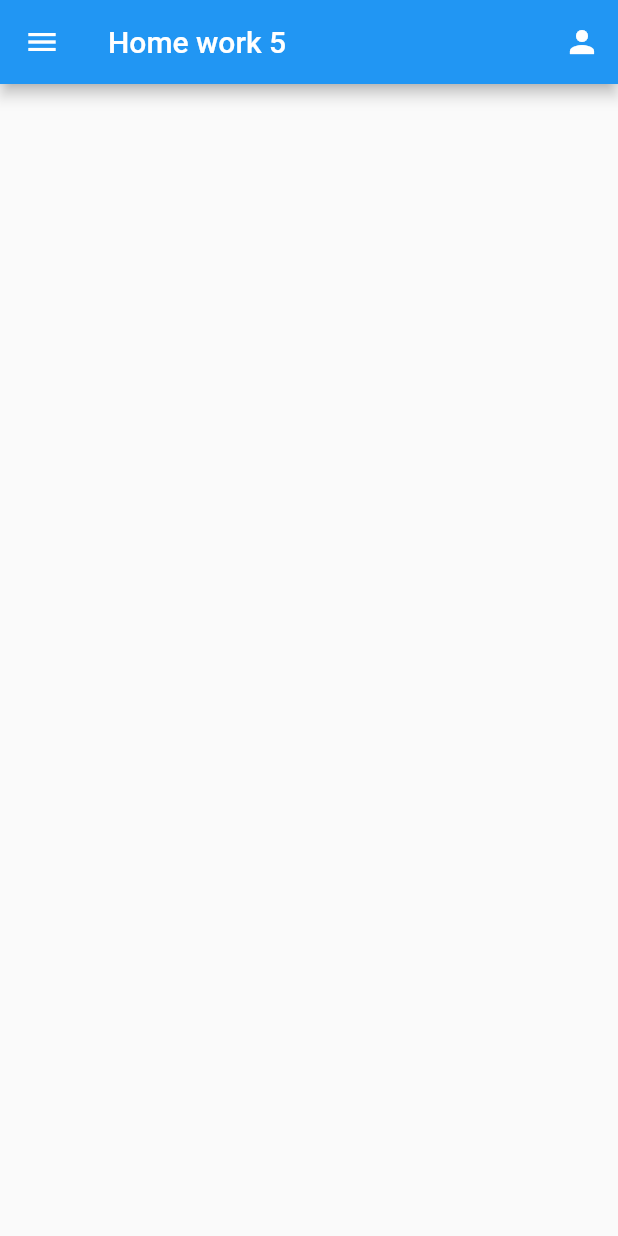
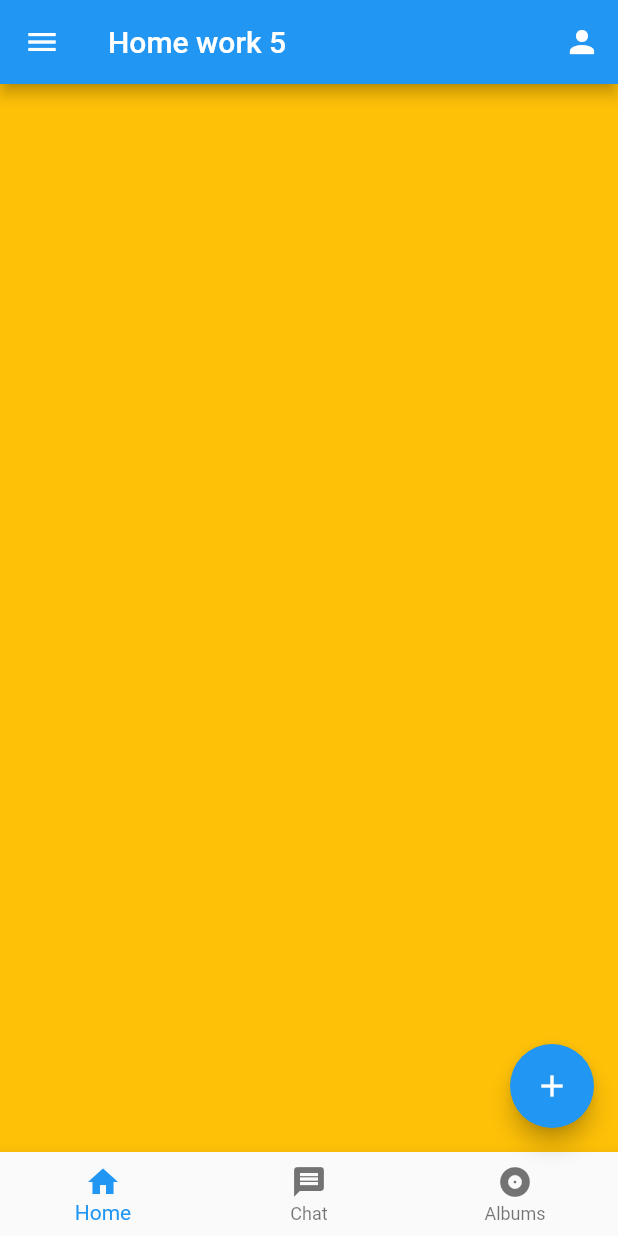
Before and after one commit to zimizo/FlutterHW, a Flutter app: the screen it shows after launch, on a phone screen of 412 x 824 dp. Run offline on Flutter 3.47's test engine with Material 2 defaults, Android fonts, the phone set to English and light mode, and no system bars.

Commit message:
drawer, endDrawer, buttomSheet, bottomNavigationBar, TabBarView

```diff
--- a/lib/main.dart
+++ b/lib/main.dart
@@ -15,14 +15,13 @@ class MyApp extends StatelessWidget {
       theme: ThemeData(
         primarySwatch: Colors.blue,
       ),
-      home: const MyHomePage(title: 'hw_4'),
+      home: MyHomePage(title: 'hw_5'),
     );
   }
 }
 
 class MyHomePage extends StatefulWidget {
-  const MyHomePage({Key? key, required this.title}) : super(key: key);
-
+  MyHomePage({Key? key, required this.title}) : super(key: key);
   final String title;
 
   @override
@@ -33,9 +32,39 @@ final ButtonStyle buttonStyle = TextButton.styleFrom(
   backgroundColor: const Color.fromARGB(221, 144, 141, 141),
 );
 
-class _MyHomePageState extends State<MyHomePage> {
+class TabItem {
+  String title;
+  Icon icon;
+  TabItem(this.title, this.icon);
+}
+
+final List<TabItem> _tabBar = [
+  TabItem('Home', Icon(Icons.home)),
+  TabItem('Chat', Icon(Icons.message)),
+  TabItem('Albums', Icon(Icons.album)),
+];
+
+class _MyHomePageState extends State<MyHomePage> with TickerProviderStateMixin {
   final List<String> nav = ['Галерея', 'Мои фото'];
   List<String> numList = List<String>.generate(200, (i) => 'Item $i');
+  TabController? _tabController;
+  bool _showBottomSheet = false;
+  int _currentTabIndex = 0;
+
+  @override
+  void initState() {
+    super.initState();
+    _tabController = TabController(length: _tabBar.length, vsync: this);
+    _showBottomSheet = false;
+    _tabController?.addListener(() {
+      print('object');
+      setState(() {
+        if(_tabController != null) {
+          _currentTabIndex = _tabController!.index;
+        }
+      });
+    });
+  }
 
   @override
   Widget build(BuildContext context) {
@@ -43,22 +72,27 @@ class _MyHomePageState extends State<MyHomePage> {
       appBar: AppBar(
         title: const Text('Home work 5'),
         actions: [
-          IconButton(
-            onPressed: () {},
-            icon: const Icon(Icons.person),
-          ),
+          Builder(
+            builder: (context) => IconButton(
+              onPressed: () {
+                Scaffold.of(context).openEndDrawer();
+              },
+              icon: const Icon(Icons.person),
+            ),
+          )
         ],
       ),
       drawer: Drawer(
         child: Column(
           children: [
-            DrawerHeader(
-              child: const CircleAvatar(
+            const DrawerHeader(
+              child: CircleAvatar(
                 radius: 70,
                 backgroundImage: NetworkImage('https://picsum.photos/300/300'),
               ),
             ),
             Expanded(
+
               child: Column(
                 children: <Widget>[
                   ListTile(
@@ -90,14 +124,14 @@ class _MyHomePageState extends State<MyHomePage> {
                   mainAxisAlignment: MainAxisAlignment.spaceEvenly,
                   children: [
                     ElevatedButton(
-                      child: Text('Выход'),
                       style: buttonStyle,
                       onPressed: () {},
+                      child: const Text('Выход'),
                     ),
                     ElevatedButton(
-                      child: Text('Регистрация'),
                       style: buttonStyle,
                       onPressed: () {},
+                      child: const Text('Регистрация'),
                     ),
                   ],
                 ),
@@ -106,6 +140,96 @@ class _MyHomePageState extends State<MyHomePage> {
           ],
         ),
       ),
+      endDrawer: Drawer(
+        child: Column(
+          mainAxisAlignment: MainAxisAlignment.center,
+          children: const [
+            DrawerHeader(
+              child: CircleAvatar(
+                radius: 70,
+                backgroundImage: NetworkImage('https://picsum.photos/400/400'),
+              ),
+            ),
+          ],
+        ),
+      ),
+      body: TabBarView(
+        controller: _tabController,
+        children: [
+          Container(
+            color: Colors.amber,
+          ),
+          Container(
+            color: Colors.green,
+          ),
+          Container(
+            color: Colors.teal,
+          ),
+        ],
+      ),
+      bottomNavigationBar: BottomAppBar(
+        clipBehavior: Clip.antiAlias,
+        child: Container(
+          child: BottomNavigationBar(
+            elevation: 0,
+            items: [
+              for (final item in _tabBar)
+                BottomNavigationBarItem(
+                  icon: item.icon,
+                  label: item.title
+                )
+            ],
+            currentIndex: _currentTabIndex,
+            onTap: (index){
+              setState(() {
+                _tabController?.index = index;
+                _currentTabIndex = index;
+              });
+            },
+          ),
+        ),
+      ),
+      floatingActionButton: Builder(
+        builder: (context) => FloatingActionButton(
+          child: Icon(Icons.add),
+          onPressed: () {
+            if (!_showBottomSheet) {
+              Scaffold.of(context).showBottomSheet<void>(
+                (BuildContext context) {
+                  return Container(
+                    height: 200,
+                    color: Colors.white,
+                    child: Center(
+                      child: Column(
+                        mainAxisAlignment: MainAxisAlignment.center,
+                        mainAxisSize: MainAxisSize.min,
+                        children: <Widget>[
+                          ListTile(
+                            title: Text('Images'),
+                            leading: Icon(Icons.image),
+                            trailing: Text('200 руб'),
+                            onTap: () {},
+                          ),
+                          ElevatedButton(
+                              child: const Text('Confirm'),
+                              onPressed: () {
+                                Navigator.pop(context);
+                                _showBottomSheet = false;
+                              })
+                        ],
+                      ),
+                    ),
+                  );
+                },
+              );
+              _showBottomSheet = true;
+            } else {
+              Navigator.pop(context);
+              _showBottomSheet = false;
+            }
+          },
+        ),
+      ),
     );
   }
 }
```
